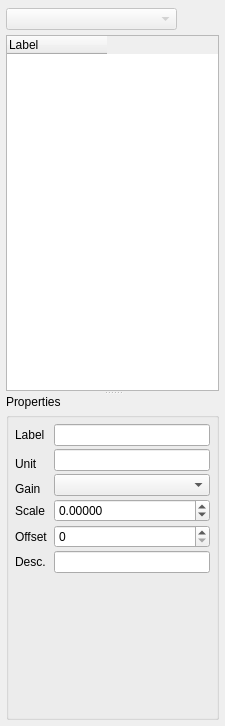
Biomechanical-ToolKit/BTKCore, file Tools/Mokka/ModelDockWidget.ui: the form before one commit.
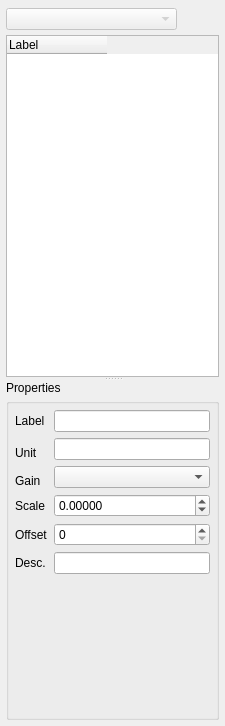
The form after the commit. The open tabs and pages were chosen to show the change. Icons and pictures are not drawn.

Commit message: [FIX] Mokka: Vertical spaces for the makers|analogs|points properties are too small under Windows.

What changed in the file:
```diff
--- a/Tools/Mokka/ModelDockWidget.ui
+++ b/Tools/Mokka/ModelDockWidget.ui
@@ -717,15 +717,12 @@
              </widget>
              <widget class="QWidget" name="analogPage">
               <layout class="QGridLayout" name="gridLayout_2">
-               <property name="horizontalSpacing">
-                <number>6</number>
-               </property>
-               <property name="verticalSpacing">
-                <number>3</number>
-               </property>
                <property name="margin">
                 <number>6</number>
                </property>
+               <property name="spacing">
+                <number>6</number>
+               </property>
                <item row="0" column="0">
                 <widget class="QLabel" name="analogLabelLabel">
                  <property name="text">
```
Left out of the diff: 20 changed lines with no effect on the pictures.
